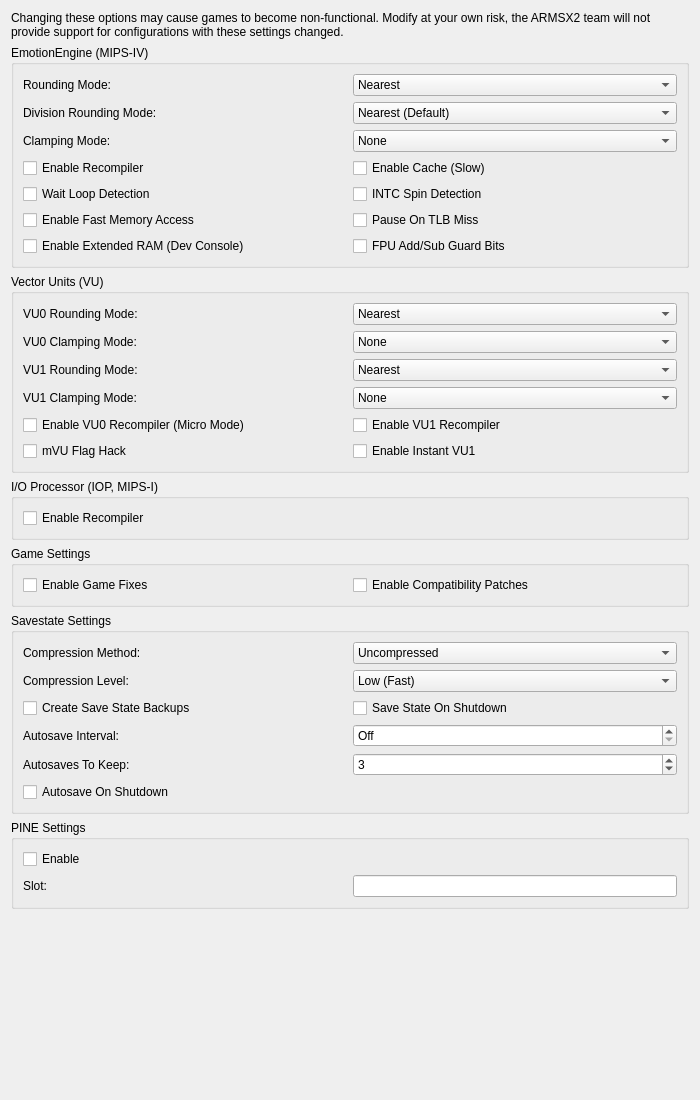
Above: pcsx2-qt/Settings/AdvancedSettingsWidget.ui from ARMSX2/ARMSX2 before the change. Below: the same form after it.
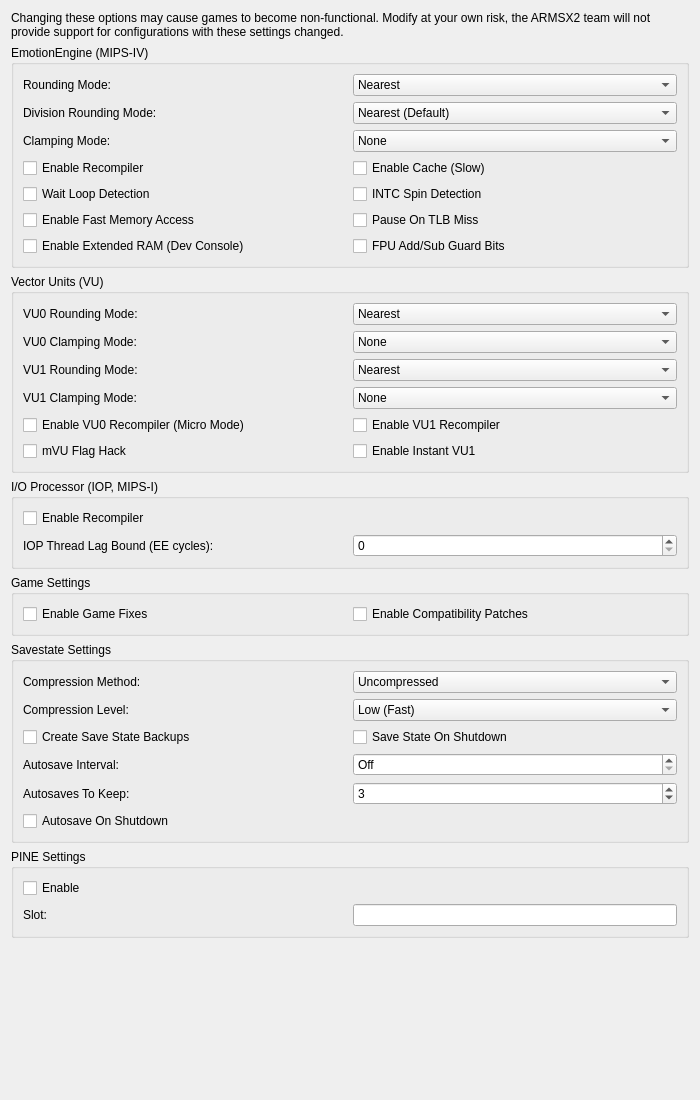
That is the form after the change.

Commit message: IOP thread: Qt and Big Picture settings for the IOP thread and its lag bound

```diff
--- a/pcsx2-qt/Settings/AdvancedSettingsWidget.ui
+++ b/pcsx2-qt/Settings/AdvancedSettingsWidget.ui
@@ -397,6 +397,23 @@
         </property>
        </widget>
       </item>
+      <item row="1" column="0">
+       <widget class="QLabel" name="iopThreadLagLabel">
+        <property name="text">
+         <string>IOP Thread Lag Bound (EE cycles):</string>
+        </property>
+        <property name="buddy">
+         <cstring>iopThreadLag</cstring>
+        </property>
+       </widget>
+      </item>
+      <item row="1" column="1">
+       <widget class="QSpinBox" name="iopThreadLag">
+        <property name="singleStep">
+         <number>1024</number>
+        </property>
+       </widget>
+      </item>
      </layout>
     </widget>
    </item>
```
Left out of the diff: 1 changed line with no effect on the pictures. The commit also changes 4 other files.
